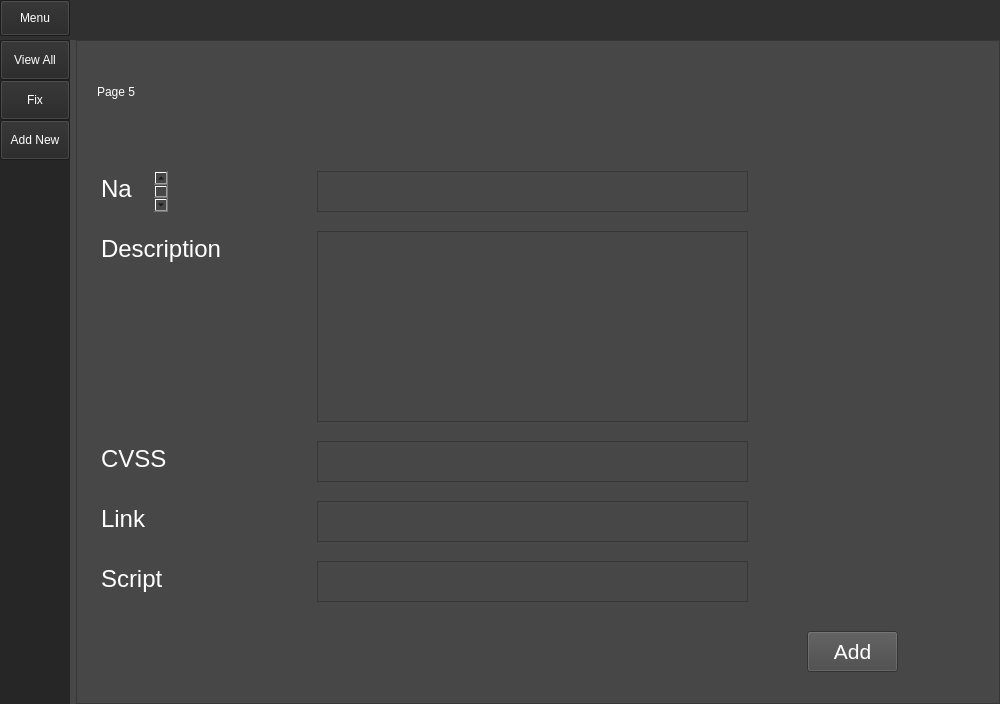
adivardhan1000/INSE6130, file test_ui.ui: the form before one commit.
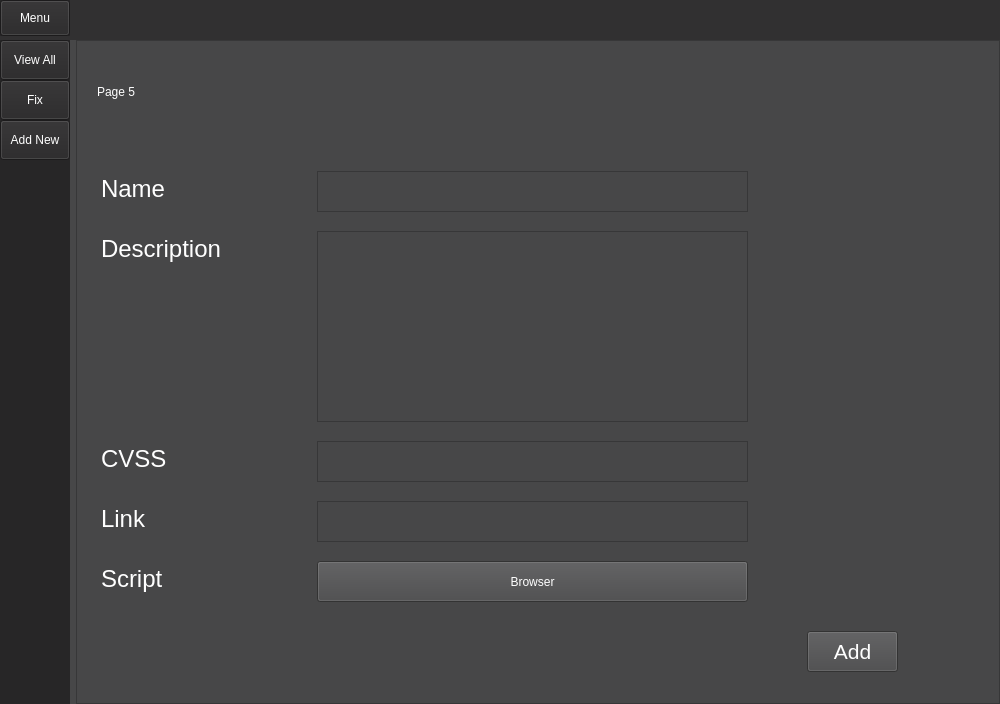
The form after the commit. The open tabs and pages were chosen to show the change.

Patch:
```diff
--- a/test_ui.ui
+++ b/test_ui.ui
@@ -762,8 +762,8 @@
                <rect>
                 <x>20</x>
                 <y>130</y>
-                <width>71</width>
-                <height>41</height>
+                <width>121</width>
+                <height>51</height>
                </rect>
               </property>
               <property name="frameShape">
@@ -773,8 +773,8 @@
                <string>&lt;!DOCTYPE HTML PUBLIC &quot;-//W3C//DTD HTML 4.0//EN&quot; &quot;http://www.w3.org/TR/REC-html40/strict.dtd&quot;&gt;
 &lt;html&gt;&lt;head&gt;&lt;meta name=&quot;qrichtext&quot; content=&quot;1&quot; /&gt;&lt;style type=&quot;text/css&quot;&gt;
 p, li { white-space: pre-wrap; }
-&lt;/style&gt;&lt;/head&gt;&lt;body style=&quot; font-family:'.AppleSystemUIFont'; font-size:13pt; font-weight:400; font-style:normal;&quot;&gt;
-&lt;p style=&quot; margin-top:0px; margin-bottom:0px; margin-left:0px; margin-right:0px; -qt-block-indent:0; text-indent:0px;&quot;&gt;&lt;span style=&quot; font-family:'SimSun'; font-size:18pt; color:#ffffff;&quot;&gt;Name&lt;/span&gt;&lt;/p&gt;&lt;/body&gt;&lt;/html&gt;</string>
+&lt;/style&gt;&lt;/head&gt;&lt;body style=&quot; font-family:'SimSun'; font-size:9pt; font-weight:400; font-style:normal;&quot;&gt;
+&lt;p style=&quot; margin-top:0px; margin-bottom:0px; margin-left:0px; margin-right:0px; -qt-block-indent:0; text-indent:0px;&quot;&gt;&lt;span style=&quot; font-size:18pt; color:#ffffff;&quot;&gt;Name&lt;/span&gt;&lt;/p&gt;&lt;/body&gt;&lt;/html&gt;</string>
               </property>
              </widget>
              <widget class="QTextEdit" name="cve_name">
@@ -792,8 +792,8 @@
                <rect>
                 <x>20</x>
                 <y>190</y>
-                <width>171</width>
-                <height>41</height>
+                <width>201</width>
+                <height>51</height>
                </rect>
               </property>
               <property name="frameShape">
@@ -803,8 +803,8 @@
                <string>&lt;!DOCTYPE HTML PUBLIC &quot;-//W3C//DTD HTML 4.0//EN&quot; &quot;http://www.w3.org/TR/REC-html40/strict.dtd&quot;&gt;
 &lt;html&gt;&lt;head&gt;&lt;meta name=&quot;qrichtext&quot; content=&quot;1&quot; /&gt;&lt;style type=&quot;text/css&quot;&gt;
 p, li { white-space: pre-wrap; }
-&lt;/style&gt;&lt;/head&gt;&lt;body style=&quot; font-family:'.AppleSystemUIFont'; font-size:13pt; font-weight:400; font-style:normal;&quot;&gt;
-&lt;p style=&quot; margin-top:0px; margin-bottom:0px; margin-left:0px; margin-right:0px; -qt-block-indent:0; text-indent:0px;&quot;&gt;&lt;span style=&quot; font-family:'SimSun'; font-size:18pt; color:#ffffff;&quot;&gt;Description&lt;/span&gt;&lt;/p&gt;&lt;/body&gt;&lt;/html&gt;</string>
+&lt;/style&gt;&lt;/head&gt;&lt;body style=&quot; font-family:'SimSun'; font-size:9pt; font-weight:400; font-style:normal;&quot;&gt;
+&lt;p style=&quot; margin-top:0px; margin-bottom:0px; margin-left:0px; margin-right:0px; -qt-block-indent:0; text-indent:0px;&quot;&gt;&lt;span style=&quot; font-size:18pt; color:#ffffff;&quot;&gt;Description&lt;/span&gt;&lt;/p&gt;&lt;/body&gt;&lt;/html&gt;</string>
               </property>
              </widget>
              <widget class="QTextEdit" name="cve_description">
@@ -823,7 +823,7 @@
                 <x>20</x>
                 <y>400</y>
                 <width>171</width>
-                <height>41</height>
+                <height>51</height>
                </rect>
               </property>
               <property name="frameShape">
@@ -833,8 +833,8 @@
                <string>&lt;!DOCTYPE HTML PUBLIC &quot;-//W3C//DTD HTML 4.0//EN&quot; &quot;http://www.w3.org/TR/REC-html40/strict.dtd&quot;&gt;
 &lt;html&gt;&lt;head&gt;&lt;meta name=&quot;qrichtext&quot; content=&quot;1&quot; /&gt;&lt;style type=&quot;text/css&quot;&gt;
 p, li { white-space: pre-wrap; }
-&lt;/style&gt;&lt;/head&gt;&lt;body style=&quot; font-family:'.AppleSystemUIFont'; font-size:13pt; font-weight:400; font-style:normal;&quot;&gt;
-&lt;p style=&quot; margin-top:0px; margin-bottom:0px; margin-left:0px; margin-right:0px; -qt-block-indent:0; text-indent:0px;&quot;&gt;&lt;span style=&quot; font-family:'SimSun'; font-size:18pt; color:#ffffff;&quot;&gt;CVSS&lt;/span&gt;&lt;/p&gt;&lt;/body&gt;&lt;/html&gt;</string>
+&lt;/style&gt;&lt;/head&gt;&lt;body style=&quot; font-family:'SimSun'; font-size:9pt; font-weight:400; font-style:normal;&quot;&gt;
+&lt;p style=&quot; margin-top:0px; margin-bottom:0px; margin-left:0px; margin-right:0px; -qt-block-indent:0; text-indent:0px;&quot;&gt;&lt;span style=&quot; font-size:18pt; color:#ffffff;&quot;&gt;CVSS&lt;/span&gt;&lt;/p&gt;&lt;/body&gt;&lt;/html&gt;</string>
               </property>
              </widget>
              <widget class="QTextEdit" name="cve_cvss">
@@ -853,7 +853,7 @@
                 <x>20</x>
                 <y>460</y>
                 <width>171</width>
-                <height>41</height>
+                <height>51</height>
                </rect>
               </property>
               <property name="frameShape">
@@ -863,8 +863,8 @@
                <string>&lt;!DOCTYPE HTML PUBLIC &quot;-//W3C//DTD HTML 4.0//EN&quot; &quot;http://www.w3.org/TR/REC-html40/strict.dtd&quot;&gt;
 &lt;html&gt;&lt;head&gt;&lt;meta name=&quot;qrichtext&quot; content=&quot;1&quot; /&gt;&lt;style type=&quot;text/css&quot;&gt;
 p, li { white-space: pre-wrap; }
-&lt;/style&gt;&lt;/head&gt;&lt;body style=&quot; font-family:'.AppleSystemUIFont'; font-size:13pt; font-weight:400; font-style:normal;&quot;&gt;
-&lt;p style=&quot; margin-top:0px; margin-bottom:0px; margin-left:0px; margin-right:0px; -qt-block-indent:0; text-indent:0px;&quot;&gt;&lt;span style=&quot; font-family:'SimSun'; font-size:18pt; color:#ffffff;&quot;&gt;Link&lt;/span&gt;&lt;/p&gt;&lt;/body&gt;&lt;/html&gt;</string>
+&lt;/style&gt;&lt;/head&gt;&lt;body style=&quot; font-family:'SimSun'; font-size:9pt; font-weight:400; font-style:normal;&quot;&gt;
+&lt;p style=&quot; margin-top:0px; margin-bottom:0px; margin-left:0px; margin-right:0px; -qt-block-indent:0; text-indent:0px;&quot;&gt;&lt;span style=&quot; font-size:18pt; color:#ffffff;&quot;&gt;Link&lt;/span&gt;&lt;/p&gt;&lt;/body&gt;&lt;/html&gt;</string>
               </property>
              </widget>
              <widget class="QTextEdit" name="cve_link">
@@ -883,7 +883,7 @@
                 <x>20</x>
                 <y>520</y>
                 <width>171</width>
-                <height>41</height>
+                <height>51</height>
                </rect>
               </property>
               <property name="frameShape">
@@ -893,23 +893,13 @@
                <string>&lt;!DOCTYPE HTML PUBLIC &quot;-//W3C//DTD HTML 4.0//EN&quot; &quot;http://www.w3.org/TR/REC-html40/strict.dtd&quot;&gt;
 &lt;html&gt;&lt;head&gt;&lt;meta name=&quot;qrichtext&quot; content=&quot;1&quot; /&gt;&lt;style type=&quot;text/css&quot;&gt;
 p, li { white-space: pre-wrap; }
-&lt;/style&gt;&lt;/head&gt;&lt;body style=&quot; font-family:'.AppleSystemUIFont'; font-size:13pt; font-weight:400; font-style:normal;&quot;&gt;
-&lt;p style=&quot; margin-top:0px; margin-bottom:0px; margin-left:0px; margin-right:0px; -qt-block-indent:0; text-indent:0px;&quot;&gt;&lt;span style=&quot; font-family:'SimSun'; font-size:18pt; color:#ffffff;&quot;&gt;Script&lt;/span&gt;&lt;/p&gt;&lt;/body&gt;&lt;/html&gt;</string>
+&lt;/style&gt;&lt;/head&gt;&lt;body style=&quot; font-family:'SimSun'; font-size:9pt; font-weight:400; font-style:normal;&quot;&gt;
+&lt;p style=&quot; margin-top:0px; margin-bottom:0px; margin-left:0px; margin-right:0px; -qt-block-indent:0; text-indent:0px;&quot;&gt;&lt;span style=&quot; font-size:18pt; color:#ffffff;&quot;&gt;Script&lt;/span&gt;&lt;/p&gt;&lt;/body&gt;&lt;/html&gt;</string>
               </property>
               <property name="overwriteMode">
                <bool>false</bool>
               </property>
              </widget>
-             <widget class="QTextEdit" name="cve_script">
-              <property name="geometry">
-               <rect>
-                <x>240</x>
-                <y>520</y>
-                <width>431</width>
-                <height>41</height>
-               </rect>
-              </property>
-             </widget>
              <widget class="QPushButton" name="btn_cve_add">
               <property name="geometry">
                <rect>
@@ -1140,6 +1130,137 @@
                <enum>QFrame::NoFrame</enum>
               </property>
              </widget>
+             <widget class="QPushButton" name="btn_browser">
+              <property name="geometry">
+               <rect>
+                <x>240</x>
+                <y>520</y>
+                <width>431</width>
+                <height>41</height>
+               </rect>
+              </property>
+              <property name="palette">
+               <palette>
+                <active>
+                 <colorrole role="Button">
+                  <brush brushstyle="SolidPattern">
+                   <color alpha="255">
+                    <red>71</red>
+                    <green>71</green>
+                    <blue>72</blue>
+                   </color>
+                  </brush>
+                 </colorrole>
+                 <colorrole role="ButtonText">
+                  <brush brushstyle="SolidPattern">
+                   <color alpha="255">
+                    <red>255</red>
+                    <green>255</green>
+                    <blue>255</blue>
+                   </color>
+                  </brush>
+                 </colorrole>
+                 <colorrole role="Base">
+                  <brush brushstyle="SolidPattern">
+                   <color alpha="255">
+                    <red>71</red>
+                    <green>71</green>
+                    <blue>72</blue>
+                   </color>
+                  </brush>
+                 </colorrole>
+                 <colorrole role="Window">
+                  <brush brushstyle="SolidPattern">
+                   <color alpha="255">
+                    <red>71</red>
+                    <green>71</green>
+                    <blue>72</blue>
+                   </color>
+                  </brush>
+                 </colorrole>
+                </active>
+                <inactive>
+                 <colorrole role="Button">
+                  <brush brushstyle="SolidPattern">
+                   <color alpha="255">
+                    <red>71</red>
+                    <green>71</green>
+                    <blue>72</blue>
+                   </color>
+                  </brush>
+                 </colorrole>
+                 <colorrole role="ButtonText">
+                  <brush brushstyle="SolidPattern">
+                   <color alpha="255">
+                    <red>255</red>
+                    <green>255</green>
+                    <blue>255</blue>
+                   </color>
+                  </brush>
+                 </colorrole>
+                 <colorrole role="Base">
+                  <brush brushstyle="SolidPattern">
+                   <color alpha="255">
+                    <red>71</red>
+                    <green>71</green>
+                    <blue>72</blue>
+                   </color>
+                  </brush>
+                 </colorrole>
+                 <colorrole role="Window">
+                  <brush brushstyle="SolidPattern">
+                   <color alpha="255">
+                    <red>71</red>
+                    <green>71</green>
+                    <blue>72</blue>
+                   </color>
+                  </brush>
+                 </colorrole>
+                </inactive>
+                <disabled>
+                 <colorrole role="Button">
+                  <brush brushstyle="SolidPattern">
+                   <color alpha="255">
+                    <red>71</red>
+                    <green>71</green>
+                    <blue>72</blue>
+                   </color>
+                  </brush>
+                 </colorrole>
+                 <colorrole role="ButtonText">
+                  <brush brushstyle="SolidPattern">
+                   <color alpha="255">
+                    <red>120</red>
+                    <green>120</green>
+                    <blue>120</blue>
+                   </color>
+                  </brush>
+                 </colorrole>
+                 <colorrole role="Base">
+                  <brush brushstyle="SolidPattern">
+                   <color alpha="255">
+                    <red>71</red>
+                    <green>71</green>
+                    <blue>72</blue>
+                   </color>
+                  </brush>
+                 </colorrole>
+                 <colorrole role="Window">
+                  <brush brushstyle="SolidPattern">
+                   <color alpha="255">
+                    <red>71</red>
+                    <green>71</green>
+                    <blue>72</blue>
+                   </color>
+                  </brush>
+                 </colorrole>
+                </disabled>
+               </palette>
+              </property>
+              <property name="text">
+               <string>Browser</string>
+              </property>
+             </widget>
             </widget>
            </widget>
           </item>
```
Left out of the diff: 6 changed lines with no effect on the pictures.
